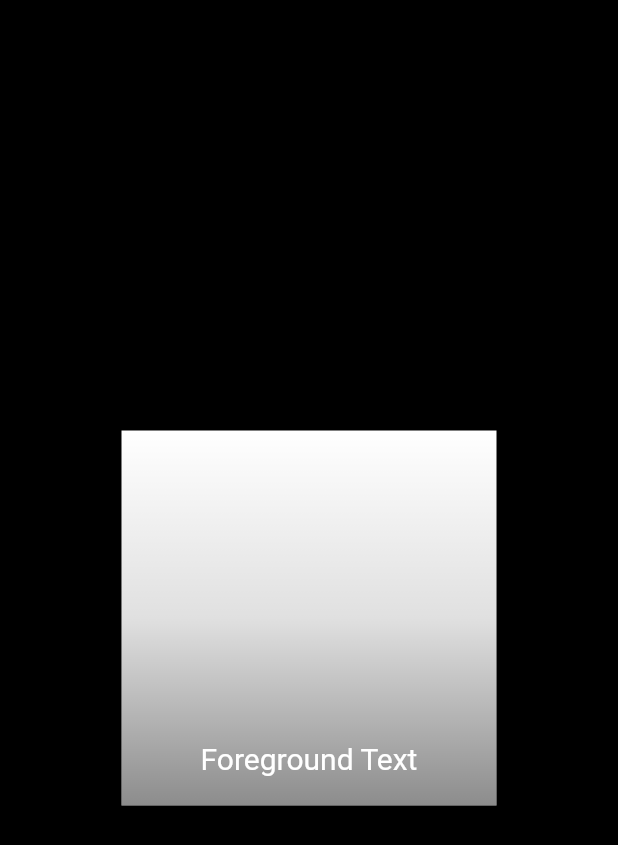
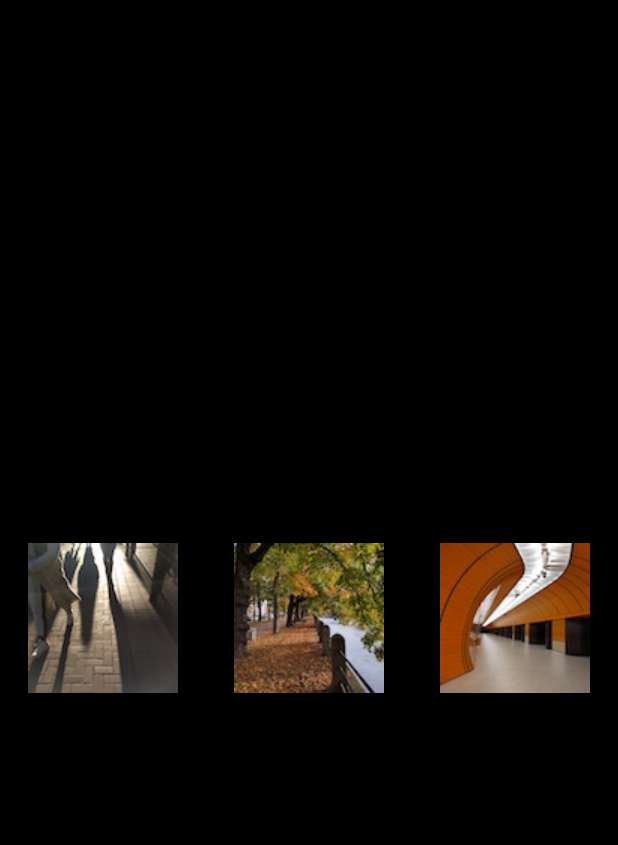
Before and after one commit to wangbin0802/FlutterApp, a Flutter app: the screen it shows after launch, on a phone screen of 412 x 824 dp. Shown: the top 845 px of the screen. Run offline on Flutter 3.47's test engine with Material 2 defaults, Android fonts, the phone set to English and light mode, and no system bars; generated files the repository leaves out were written again.

Commit message:
Support json part class.g.dart, use jsonDecode and json encode.

```diff
--- /dev/null
+++ b/flutter_app/lib/json/address.dart
@@ -0,0 +1,12 @@
+import "package:json_annotation/json_annotation.dart";
+part 'address.g.dart';
+
+@JsonSerializable()
+class Address {
+  String street;
+  String city;
+
+  Address(this.street, this.city);
+  Map<String, dynamic> toJson() => _$AddressToJson(this);
+  factory Address.fromJson(Map<String, dynamic> json) => _$AddressFromJson(json);
+}
--- a/flutter_app/lib/main.dart
+++ b/flutter_app/lib/main.dart
@@ -7,6 +7,7 @@ import 'package:flutter_app/route.dart';
 import 'package:flutter_app/todo/Todo.dart';
 import 'package:flutter_app/todo/TodosScreen.dart';
 import 'package:flutter_app/todo/effect.dart';
+import 'package:flutter_app/widget/assets.dart';
 import 'package:flutter_app/widget/spinner.dart';
 import 'package:flutter_app/widget/stack.dart';
 
@@ -33,7 +34,7 @@ void main() {
     home: Scaffold(
       backgroundColor: Colors.black,
       body: Center(
-        child: StackDemo(),
+        child: TestAssets(),
       ),
     ),
   ));
--- /dev/null
+++ b/flutter_app/lib/widget/assets.dart
@@ -0,0 +1,45 @@
+import 'dart:convert';
+
+import 'package:flutter/cupertino.dart';
+import 'package:flutter_app/json/address.dart';
+
+class TestAssets extends StatelessWidget {
+  @override
+  Widget build(BuildContext context) {
+    return Container(
+      child: buildRow(),
+    );
+  }
+
+  Widget buildRow() {
+    decodeJson();
+    return Row(
+      mainAxisAlignment: MainAxisAlignment.center,
+      children: <Widget>[
+        Expanded(
+          child: Image.asset('images/pic1.jpg'),
+        ),
+        Expanded(child: Image.asset('images/pic2.jpg')),
+        Expanded(
+          child: Image.asset('images/pic3.jpg'),
+        ),
+      ],
+    );
+  }
+
+  void decodeJson() {
+    String jsonStr = """{
+        "name": "John Smith",
+    "email": "john@example.com"}""";
+    Map<String, dynamic> user = jsonDecode(jsonStr);
+    print('hello, ${user['name']}, ${user['email']}');
+
+    Address address = Address("Jurong west street 65", "singapore");
+    String json = jsonEncode(address);
+    print("json=" + json);
+    Map<String, dynamic> addressConvert = jsonDecode(json);
+    print("json=" + addressConvert['street']);
+    Address addressResult = Address.fromJson(addressConvert);
+    print("address=${addressResult.city}");
+  }
+}
```
Also changed, not shown: flutter_app/lib/json/json.dart (deleted, +0 -9 lines), flutter_app/pubspec.yaml (+4 -4 lines), flutter_app/images/pic1.jpg (added), flutter_app/images/pic2.jpg (added), flutter_app/images/pic3.jpg (added), flutter_app/lib/json/address.g.dart (added), flutter_app/pubspec.lock, 1 other file.
